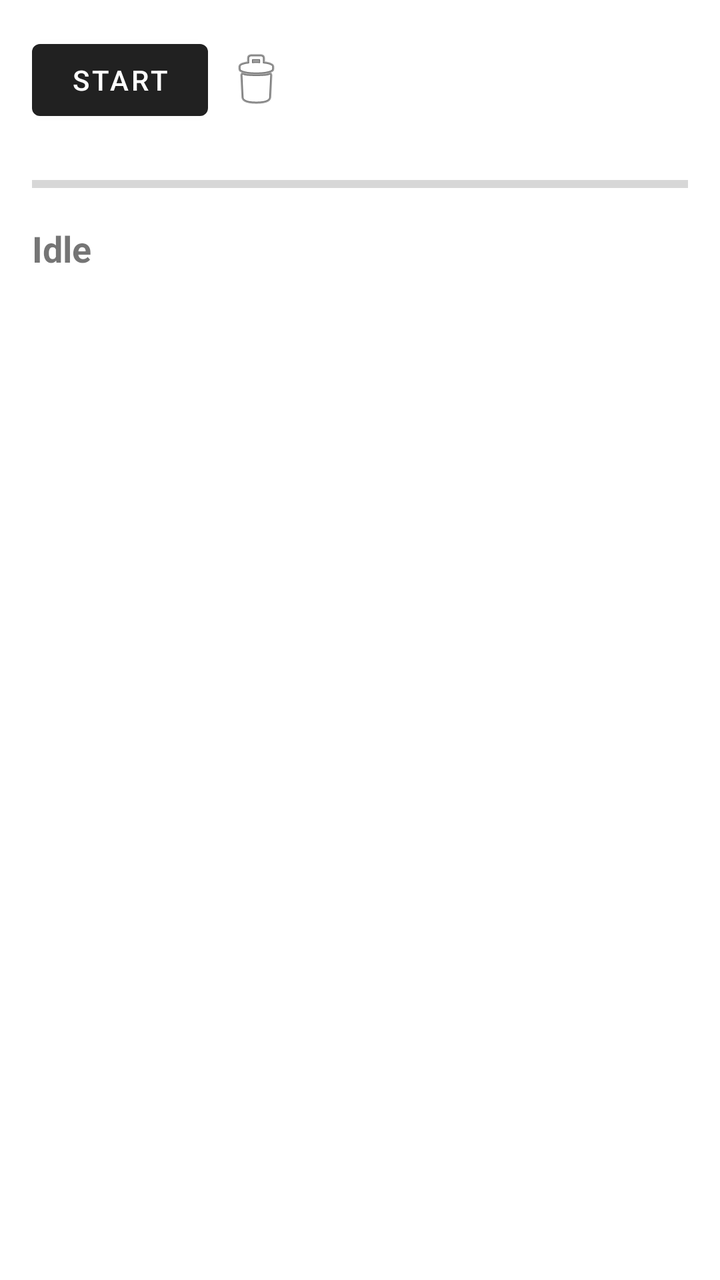
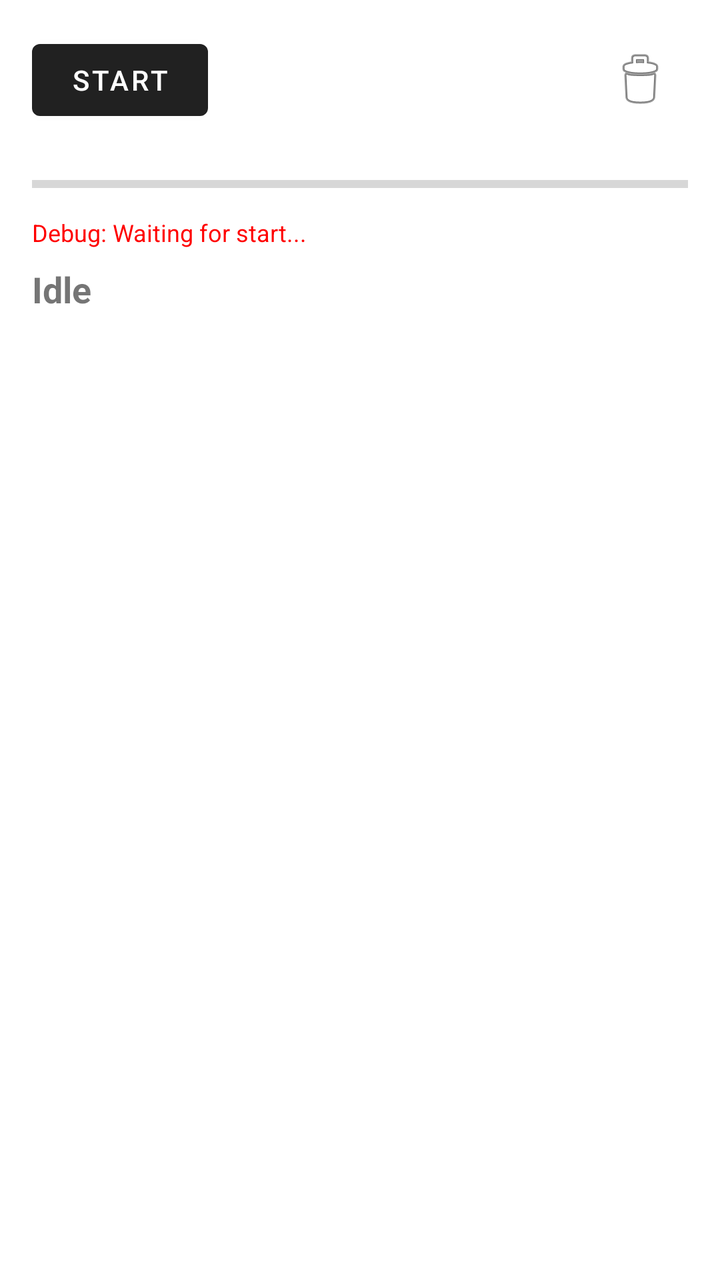

Compare the two renders of this Android layout. The source of the first and the diff that turns it into the second are given below.
<!-- AndroidManifest.xml: application theme Theme.MaterialComponents.DayNight.DarkActionBar -->
<!-- res/layout/activity_main.xml -->
<?xml version="1.0" encoding="utf-8"?>
<LinearLayout xmlns:android="http://schemas.android.com/apk/res/android"
    android:layout_width="match_parent"
    android:layout_height="match_parent"
    android:orientation="vertical"
    android:padding="16dp">

    <LinearLayout
        android:layout_width="match_parent"
        android:layout_height="wrap_content"
        android:orientation="horizontal"
        android:gravity="center_vertical">
        <Button android:id="@+id/btnStartStop" android:layout_width="wrap_content" android:layout_height="wrap_content" android:text="Start" />
        <ImageButton android:id="@+id/btnClear" android:layout_width="48dp" android:layout_height="48dp" android:src="@android:drawable/ic_menu_delete" android:background="?attr/selectableItemBackgroundBorderless" />
    </LinearLayout>

    <ProgressBar
        android:id="@+id/volumeMeter"
        style="?android:attr/progressBarStyleHorizontal"
        android:layout_width="match_parent"
        android:layout_height="24dp"
        android:max="100"
        android:layout_marginTop="16dp" />

    <TextView
        android:id="@+id/statusText"
        android:layout_width="match_parent"
        android:layout_height="wrap_content"
        android:text="Idle"
        android:textSize="18sp"
        android:textStyle="bold"
        android:layout_marginTop="8dp" />

    <androidx.recyclerview.widget.RecyclerView
        android:id="@+id/recyclerView"
        android:layout_width="match_parent"
        android:layout_height="match_parent"
        android:layout_marginTop="16dp" />
</LinearLayout>
<!-- resources referenced by this layout -->
<resources>

</resources>

<!-- the commit's change to res/layout/activity_main.xml (unified diff, before → after) -->
@@ -11,6 +11,7 @@
         android:orientation="horizontal"
         android:gravity="center_vertical">
         <Button android:id="@+id/btnStartStop" android:layout_width="wrap_content" android:layout_height="wrap_content" android:text="Start" />
+        <View android:layout_width="0dp" android:layout_height="0dp" android:layout_weight="1" />
         <ImageButton android:id="@+id/btnClear" android:layout_width="48dp" android:layout_height="48dp" android:src="@android:drawable/ic_menu_delete" android:background="?attr/selectableItemBackgroundBorderless" />
     </LinearLayout>
 
@@ -21,6 +22,15 @@
         android:layout_height="24dp"
         android:max="100"
         android:layout_marginTop="16dp" />
+
+    <TextView
+        android:id="@+id/tvDebug"
+        android:layout_width="match_parent"
+        android:layout_height="wrap_content"
+        android:text="Debug: Waiting for start..."
+        android:textSize="12sp"
+        android:textColor="#FF0000"
+        android:layout_marginTop="4dp" />
 
     <TextView
         android:id="@+id/statusText"
